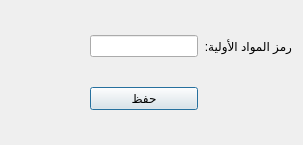
Above: Ui_WarehouseVariables.ui from rabee361/E-commerce2 before the change. Below: the same form after it.
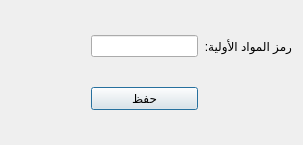
That is the form after the change. Icons and pictures are not drawn.

What changed in the file:
```diff
--- a/Ui_WarehouseVariables.ui
+++ b/Ui_WarehouseVariables.ui
@@ -17,18 +17,21 @@
    <iconset>
     <normaloff>graphics/icon.xpm</normaloff>graphics/icon.xpm</iconset>
   </property>
+  <property name="layoutDirection">
+   <enum>Qt::RightToLeft</enum>
+  </property>
   <layout class="QGridLayout" name="gridLayout">
-   <item row="0" column="1">
+   <item row="1" column="1">
     <widget class="QLineEdit" name="lineEdit"/>
    </item>
-   <item row="0" column="2">
+   <item row="1" column="0">
     <widget class="QLabel" name="label">
      <property name="text">
       <string>رمز المواد الأولية:</string>
      </property>
     </widget>
    </item>
-   <item row="0" column="0">
+   <item row="1" column="2">
     <spacer name="horizontalSpacer">
      <property name="orientation">
       <enum>Qt::Horizontal</enum>
@@ -41,8 +44,8 @@
      </property>
     </spacer>
    </item>
-   <item row="1" column="1">
-    <widget class="QPushButton" name="pushButton">
+   <item row="2" column="1">
+    <widget class="QPushButton" name="save">
      <property name="text">
       <string>حفظ</string>
      </property>
```
